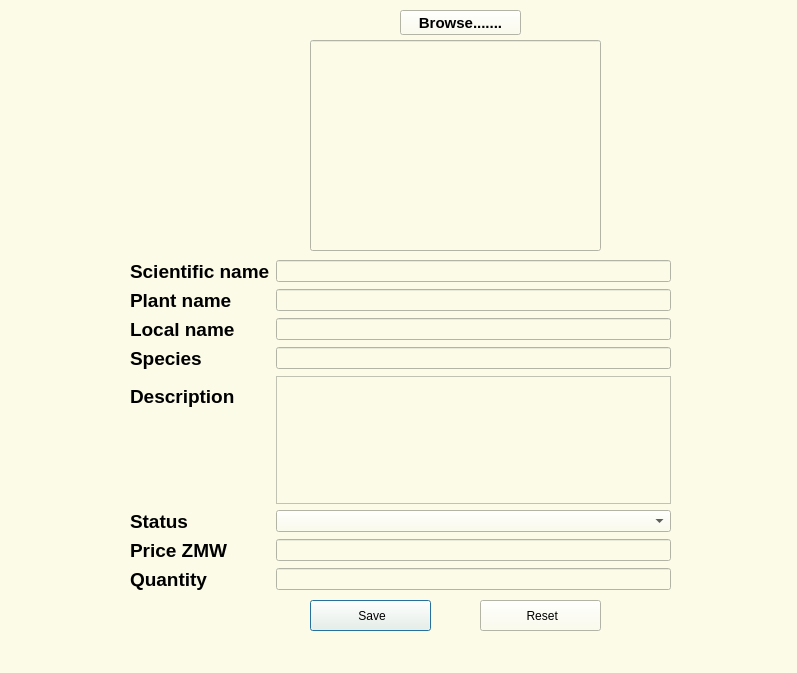
Above: addplant.ui from Rabsoninnora/RoseGardenPlantCareSystem before the change. Below: the same form after it.
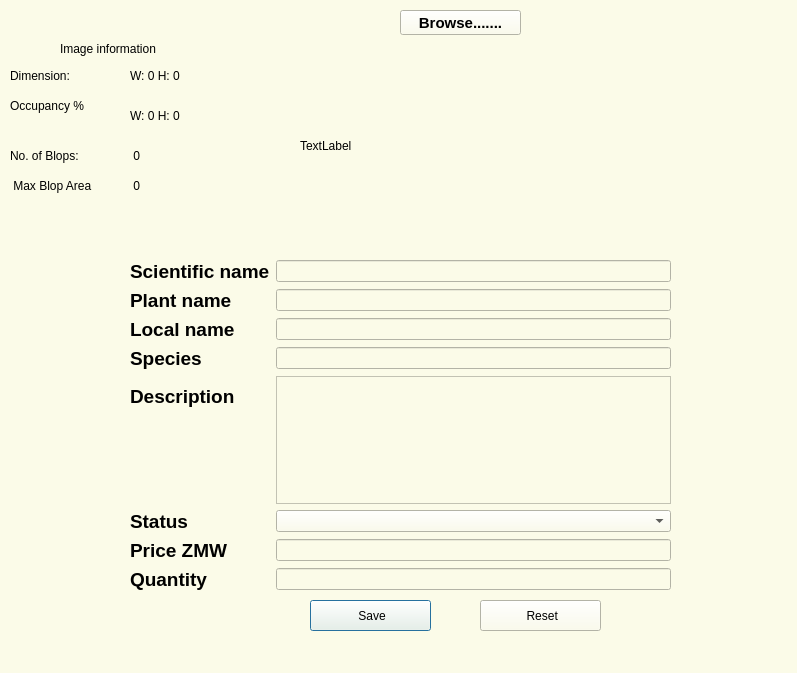
That is the form after the change.

Commit message: Worked on image processing for the addplant.cpp page

What changed in the file:
```diff
--- a/addplant.ui
+++ b/addplant.ui
@@ -202,14 +202,134 @@
     <string>Browse.......</string>
    </property>
   </widget>
-  <widget class="QLineEdit" name="load_Image">
+  <widget class="QLabel" name="load_image">
    <property name="geometry">
     <rect>
-     <x>310</x>
+     <x>300</x>
+     <y>50</y>
+     <width>331</width>
+     <height>191</height>
+    </rect>
+   </property>
+   <property name="text">
+    <string>TextLabel</string>
+   </property>
+  </widget>
+  <widget class="QLabel" name="label_8">
+   <property name="geometry">
+    <rect>
+     <x>60</x>
      <y>40</y>
-     <width>291</width>
-     <height>211</height>
+     <width>151</width>
+     <height>17</height>
     </rect>
+   </property>
+   <property name="text">
+    <string>Image information</string>
+   </property>
+  </widget>
+  <widget class="QLabel" name="label_9">
+   <property name="geometry">
+    <rect>
+     <x>10</x>
+     <y>60</y>
+     <width>81</width>
+     <height>31</height>
+    </rect>
+   </property>
+   <property name="text">
+    <string>Dimension:</string>
+   </property>
+  </widget>
+  <widget class="QLabel" name="label_10">
+   <property name="geometry">
+    <rect>
+     <x>130</x>
+     <y>60</y>
+     <width>81</width>
+     <height>31</height>
+    </rect>
+   </property>
+   <property name="text">
+    <string>W: 0 H: 0</string>
+   </property>
+  </widget>
+  <widget class="QLabel" name="label_11">
+   <property name="geometry">
+    <rect>
+     <x>10</x>
+     <y>90</y>
+     <width>101</width>
+     <height>31</height>
+    </rect>
+   </property>
+   <property name="text">
+    <string>Occupancy %</string>
+   </property>
+  </widget>
+  <widget class="QLabel" name="label_12">
+   <property name="geometry">
+    <rect>
+     <x>130</x>
+     <y>100</y>
+     <width>81</width>
+     <height>31</height>
+    </rect>
+   </property>
+   <property name="text">
+    <string>W: 0 H: 0</string>
+   </property>
+  </widget>
+  <widget class="QLabel" name="label_13">
+   <property name="geometry">
+    <rect>
+     <x>10</x>
+     <y>140</y>
+     <width>101</width>
+     <height>31</height>
+    </rect>
+   </property>
+   <property name="text">
+    <string>No. of Blops:</string>
+   </property>
+  </widget>
+  <widget class="QLabel" name="label_14">
+   <property name="geometry">
+    <rect>
+     <x>130</x>
+     <y>140</y>
+     <width>21</width>
+     <height>31</height>
+    </rect>
+   </property>
+   <property name="text">
+    <string> 0</string>
+   </property>
+  </widget>
+  <widget class="QLabel" name="label_15">
+   <property name="geometry">
+    <rect>
+     <x>10</x>
+     <y>170</y>
+     <width>101</width>
+     <height>31</height>
+    </rect>
+   </property>
+   <property name="text">
+    <string> Max Blop Area</string>
+   </property>
+  </widget>
+  <widget class="QLabel" name="label_16">
+   <property name="geometry">
+    <rect>
+     <x>130</x>
+     <y>170</y>
+     <width>21</width>
+     <height>31</height>
+    </rect>
+   </property>
+   <property name="text">
+    <string> 0</string>
    </property>
   </widget>
  </widget>
```
The commit also changes 3 other files.
